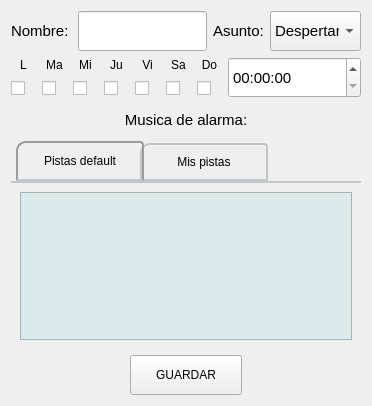
First picture: the form in GUI/CUERPO/DISENO/ALARMA/itemAlarmaEdit_dise.ui, repository ronihdzz/IoT_domotica, before the edit.
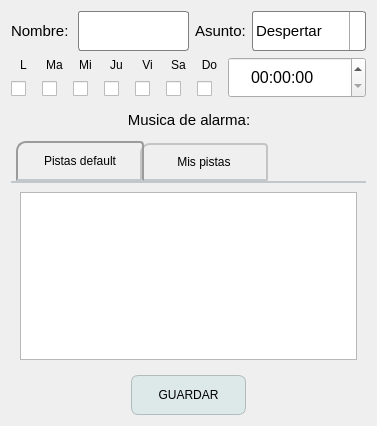
Second picture: the form after the edit. The open tabs and pages were chosen to show the change. Icons and pictures are not drawn.

```diff
--- a/GUI/CUERPO/DISENO/ALARMA/itemAlarmaEdit_dise.ui
+++ b/GUI/CUERPO/DISENO/ALARMA/itemAlarmaEdit_dise.ui
@@ -9,8 +9,8 @@
    <rect>
     <x>0</x>
     <y>0</y>
-    <width>368</width>
-    <height>406</height>
+    <width>377</width>
+    <height>426</height>
    </rect>
   </property>
   <property name="mouseTracking">
@@ -28,6 +28,53 @@
   <property name="autoFillBackground">
    <bool>false</bool>
   </property>
+  <property name="styleSheet">
+   <string notr="true">/*QWidget{
+background-color: #d8d8d8;
+}*/
+
+
+QCheckBox {
+    spacing: 5px;
+}
+
+QCheckBox::indicator {
+    width: 15px;
+    height: 15px;
+}
+
+QCheckBox::indicator:unchecked {
+    border-image: url(:/PYQT5/IMAGENES/pyqt5/checkbox_unchecked.png);
+}
+
+QCheckBox::indicator:unchecked:hover {
+    border-image: url(:/PYQT5/IMAGENES/pyqt5/checkbox_unchecked_hover.png);
+}
+
+QCheckBox::indicator:unchecked:pressed {
+    border-image: url(:/PYQT5/IMAGENES/pyqt5/checkbox_unchecked_pressed.png);
+}
+
+QCheckBox::indicator:checked {
+    border-image: url(:/PYQT5/IMAGENES/pyqt5/checkbox_checked.png);
+}
+
+QCheckBox::indicator:checked:hover {
+    border-image: url(:/PYQT5/IMAGENES/pyqt5/checkbox_checked_hover.png);
+}
+
+QCheckBox::indicator:checked:pressed {
+    border-image: url(:/PYQT5/IMAGENES/pyqt5/checkbox_checked_pressed.png);
+}
+
+QCheckBox::indicator:indeterminate:hover {
+    border-image: url(:/PYQT5/IMAGENES/pyqt5/checkbox_indeterminate_hover.png);
+}
+
+QCheckBox::indicator:indeterminate:pressed {
+   border-image: url(:/PYQT5/IMAGENES/pyqt5 checkbox_indeterminate_pressed.png);
+}</string>
+  </property>
   <property name="windowFilePath">
    <string/>
   </property>
@@ -80,6 +127,13 @@
          <pointsize>12</pointsize>
         </font>
        </property>
+       <property name="styleSheet">
+        <string notr="true">QLineEdit {
+    border: 1px solid gray;
+    border-radius: 3px;
+    padding: 1px 18px 1px 3px;
+}</string>
+       </property>
       </widget>
      </item>
      <item>
@@ -110,7 +164,7 @@
       <widget class="QComboBox" name="comBox_asunto">
        <property name="minimumSize">
         <size>
-         <width>91</width>
+         <width>114</width>
          <height>31</height>
         </size>
        </property>
@@ -125,6 +179,59 @@
          <pointsize>11</pointsize>
         </font>
        </property>
+       <property name="styleSheet">
+        <string notr="true">QComboBox {
+    border: 1px solid gray;
+    border-radius: 3px;
+    padding: 1px 18px 1px 3px;
+    min-width: 7em;
+}
+
+QComboBox:editable {
+    background: white;
+}
+
+QComboBox:!editable, QComboBox::drop-down:editable {
+     background: qlineargradient(x1: 0, y1: 0, x2: 0, y2: 1,
+                                 stop: 0 #E1E1E1, stop: 0.4 #DDDDDD,
+                                 stop: 0.5 #D8D8D8, stop: 1.0 #D3D3D3);
+}
+
+/* QComboBox gets the &quot;on&quot; state when the popup is open */
+QComboBox:!editable:on, QComboBox::drop-down:editable:on {
+    background: qlineargradient(x1: 0, y1: 0, x2: 0, y2: 1,
+                                stop: 0 #D3D3D3, stop: 0.4 #D8D8D8,
+                                stop: 0.5 #DDDDDD, stop: 1.0 #E1E1E1);
+}
+
+QComboBox:on { /* shift the text when the popup opens */
+    padding-top: 3px;
+    padding-left: 4px;
+}
+
+QComboBox::drop-down {
+    subcontrol-origin: padding;
+    subcontrol-position: top right;
+    width: 15px;
+
+    border-left-width: 1px;
+    border-left-color: darkgray;
+    border-left-style: solid; /* just a single line */
+    border-top-right-radius: 3px; /* same radius as the QComboBox */
+    border-bottom-right-radius: 3px;
+}
+
+QComboBox::down-arrow {
+/*/usr/share/icons/crystalsvg/16x16/actions/*/    
+  /* image: url(:/PYQT5/IMAGENES/pyqt5/downarrow.png);*/
+ image: url(:/PYQT5/IMAGENES/pyqt5/down_arrow.png);
+}
+
+QComboBox::down-arrow:on { /* shift the arrow when popup is open */
+    top: 1px;
+    left: 1px;
+}</string>
+       </property>
        <item>
         <property name="text">
          <string>Despertar</string>
@@ -605,9 +712,62 @@
        </property>
        <property name="font">
         <font>
-         <pointsize>11</pointsize>
+         <pointsize>12</pointsize>
         </font>
        </property>
+       <property name="styleSheet">
+        <string notr="true">      QTimeEdit {
+            padding-right: 15px; /* make room for the arrows */
+            border-image: url(:/PYQT5/IMAGENES/pyqt5/frame.png) 4;
+            border-width: 3;
+        }
+       QTimeEdit::up-button {
+            subcontrol-origin: border;
+            subcontrol-position: top right; /* position at the top right corner */
+            width: 16px; /* 16 + 2*1px border-width = 15px padding + 3px parent border */
+            border-image: url(:/PYQT5/IMAGENES/pyqt5/spinup.png) 1;
+            border-width: 1px;
+        }
+        QTimeEdit::up-button:hover {
+            border-image: url(:/PYQT5/IMAGENES/pyqt5/spinup_hover.png) 1;
+        }
+        QTimeEdit::up-button:pressed {
+            border-image: url(:/PYQT5/IMAGENES/pyqt5/spinup_pressed.png) 1;
+        }
+        QTimeEdit::up-arrow {
+            image: url(:/PYQT5/IMAGENES/pyqt5/up_arrow.png);
+            width: 7px;
+            height: 7px;
+        }
+        QTimeEdit::up-arrow:disabled, QSpinBox::up-arrow:off { /* off state when value is max */
+        image: url(:/PYQT5/IMAGENES/pyqt5/up_arrow_disabled.png);
+        }
+        QTimeEdit::down-button {
+            subcontrol-origin: border;
+            subcontrol-position: bottom right; /* position at bottom right corner */
+            width: 16px;
+            border-image: url(:/PYQT5/IMAGENES/pyqt5/spindown.png)1;
+            border-width: 1px;
+            border-top-width: 0;
+        }
+        QTimeEdit::down-button:hover {
+            border-image: url(:/PYQT5/IMAGENES/pyqt5spindown_hover.png)1;
+        }
+        QTimeEdit::down-button:pressed {
+            border-image: url(:/PYQT5/IMAGENES/pyqt5/spindown_pressed.png)1;
+        }
+        QTimeEdit::down-arrow {
+            image: url(:/PYQT5/IMAGENES/pyqt5/down_arrow.png);
+            width: 7px;
+            height: 7px;
+        }
+        QTimeEdit::down-arrow:disabled,QSpinBox::down-arrow:off { /* off state when value in min */
+        image: url(:/PYQT5/IMAGENES/pyqt5/down_arrow_disabled.png);
+        }</string>
+       </property>
+       <property name="alignment">
+        <set>Qt::AlignCenter</set>
+       </property>
       </widget>
      </item>
     </layout>
@@ -762,9 +922,35 @@
           </font>
          </property>
          <property name="styleSheet">
-          <string notr="true">QListWidget
+          <string notr="true">QListWidget {
+    show-decoration-selected: 1; /* make the selection span the entire width of the view */
+}
+
+QListWidget::item:alternate {
+    background: #EEEEEE;
+}
+
+QListWidget::item:selected {
+    border: 1px solid #6a6ea9;
+}
+
+QListWidget::item:selected:!active {
+    background: qlineargradient(x1: 0, y1: 0, x2: 0, y2: 1,
+                                stop: 0 #ABAFE5, stop: 1 #8588B2);
+}
+
+QListWidget::item:selected:active {
+    background: qlineargradient(x1: 0, y1: 0, x2: 0, y2: 1,
+                                stop: 0 #6a6ea9, stop: 1 #888dd9);
+}
+
+QListWidget::item:hover {
+    background: qlineargradient(x1: 0, y1: 0, x2: 0, y2: 1,
+                                stop: 0 #FAFBFE, stop: 1 #DCDEF1);
+}
+
+/*QListWidget
 {
-/*border : 1px solid black;*/
 background : rgb(219, 235, 235);
 }
 
@@ -777,7 +963,7 @@
 {
 background-color: rgb(249, 196, 255);
 color: rgb(0, 0, 0);
-}</string>
+}*/</string>
          </property>
          <property name="currentRow">
           <number>-1</number>
@@ -892,10 +1078,33 @@
        </property>
        <property name="maximumSize">
         <size>
-         <width>130</width>
-         <height>55</height>
+         <width>150</width>
+         <height>50</height>
         </size>
        </property>
+       <property name="styleSheet">
+        <string notr="true">QPushButton:hover {
+    background-color: #DDE8E8; 
+	border: 1px solid #DAE7E7;
+    border-radius: 7px;
+}
+
+QPushButton {
+    background-color: #DDE8E8; 
+	border: 1px solid #B1BCBC;
+    border-radius: 7px;
+}
+
+QPushButton:pressed {
+    background-color:#B8C0C0;
+	border: 1px solid #B8C0C0;
+    border-radius: 7px;
+}
+
+QPushButton:disabled {
+    background-color: rgb(170, 170, 127)
+}</string>
+       </property>
        <property name="text">
         <string>GUARDAR</string>
        </property>
```
Left out of the diff: 34 changed lines with no effect on the pictures.
